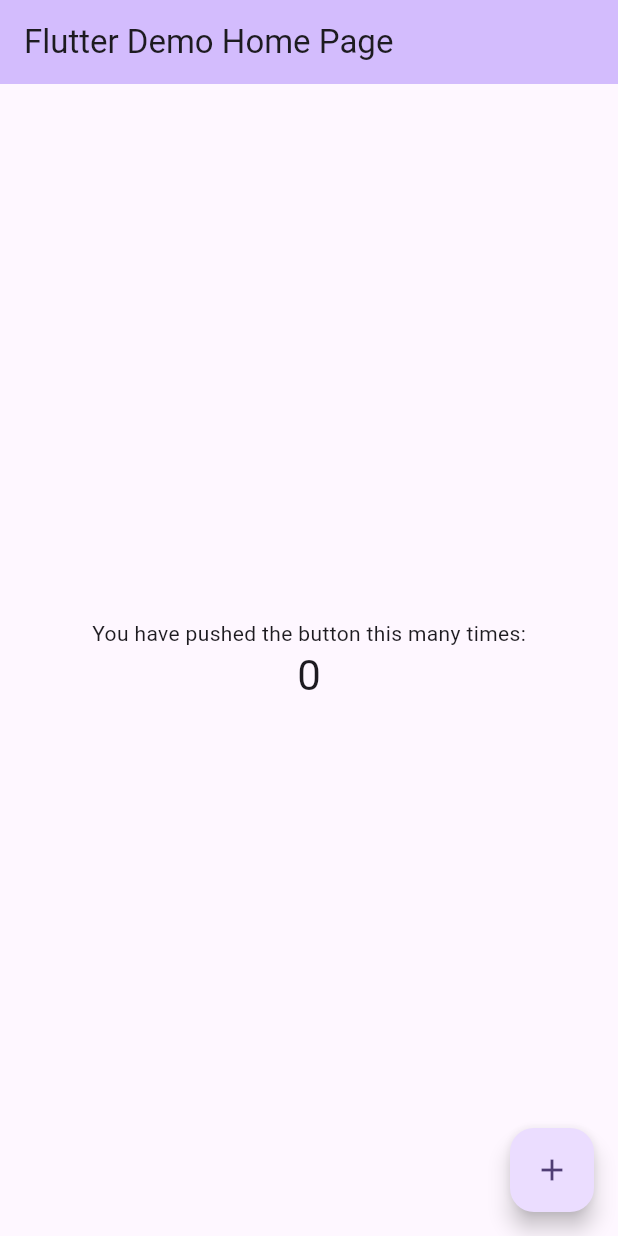
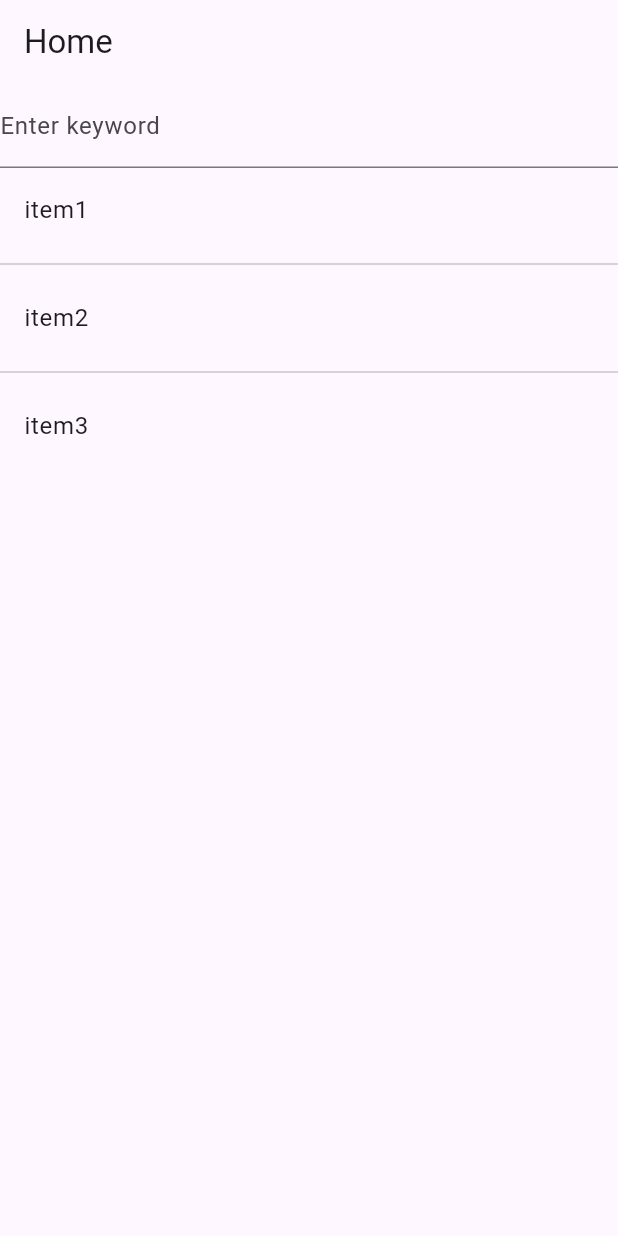
Before and after one commit to yumemi-inc/flutter-engineer-codecheck, a Flutter app: the screen it shows after launch, on a phone screen of 412 x 824 dp. Run offline on Flutter 3.47's test engine with Material 2 defaults, Android fonts, the phone set to English and light mode, and no system bars; our stand-ins replace flutter_riverpod, riverpod_annotation; generated files the repository leaves out were written again.

Commit message:
feat: homepage wireframe

```diff
--- a/lib/app.dart
+++ b/lib/app.dart
@@ -14,7 +14,7 @@ class App extends ConsumerWidget {
     return MaterialApp(
       title: 'Flutter Demo',
       theme: appTheme,
-      home: const HomePage(title: 'Flutter Demo Home Page'),
+      home: const HomePage(),
     );
   }
 }
--- a/lib/ui/home/home_page.dart
+++ b/lib/ui/home/home_page.dart
@@ -1,90 +1,40 @@
 import 'package:flutter/material.dart';
 import 'package:flutter_riverpod/flutter_riverpod.dart';
 
-class HomePage extends ConsumerStatefulWidget {
-  const HomePage({super.key, required this.title});
-
-  // This widget is the home page of your application. It is stateful, meaning
-  // that it has a State object (defined below) that contains fields that affect
-  // how it looks.
-
-  // This class is the configuration for the state. It holds the values (in this
-  // case the title) provided by the parent (in this case the App widget) and
-  // used by the build method of the State. Fields in a Widget subclass are
-  // always marked "final".
-
-  final String title;
+class HomePage extends ConsumerWidget {
+  const HomePage({super.key});
 
   @override
-  ConsumerState<HomePage> createState() => _HomePageState();
-}
+  Widget build(BuildContext context, WidgetRef ref) {
+    // TODO: リポジトリから取得する
+    final listItems = ['item1', 'item2', 'item3'];
 
-class _HomePageState extends ConsumerState<HomePage> {
-  int _counter = 0;
-
-  void _incrementCounter() {
-    setState(() {
-      // This call to setState tells the Flutter framework that something has
-      // changed in this State, which causes it to rerun the build method below
-      // so that the display can reflect the updated values. If we changed
-      // _counter without calling setState(), then the build method would not be
-      // called again, and so nothing would appear to happen.
-      _counter++;
-    });
-  }
-
-  @override
-  Widget build(BuildContext context) {
-    // This method is rerun every time setState is called, for instance as done
-    // by the _incrementCounter method above.
-    //
-    // The Flutter framework has been optimized to make rerunning build methods
-    // fast, so that you can just rebuild anything that needs updating rather
-    // than having to individually change instances of widgets.
     return Scaffold(
       appBar: AppBar(
-        // TRY THIS: Try changing the color here to a specific color (to
-        // Colors.amber, perhaps?) and trigger a hot reload to see the AppBar
-        // change color while the other colors stay the same.
-        backgroundColor: Theme.of(context).colorScheme.inversePrimary,
-        // Here we take the value from the HomePage object that was created by
-        // the App.build method, and use it to set our appbar title.
-        title: Text(widget.title),
+        title: const Text('Home'),
       ),
-      body: Center(
-        // Center is a layout widget. It takes a single child and positions it
-        // in the middle of the parent.
-        child: Column(
-          // Column is also a layout widget. It takes a list of children and
-          // arranges them vertically. By default, it sizes itself to fit its
-          // children horizontally, and tries to be as tall as its parent.
-          //
-          // Column has various properties to control how it sizes itself and
-          // how it positions its children. Here we use mainAxisAlignment to
-          // center the children vertically; the main axis here is the vertical
-          // axis because Columns are vertical (the cross axis would be
-          // horizontal).
-          //
-          // TRY THIS: Invoke "debug painting" (choose the "Toggle Debug Paint"
-          // action in the IDE, or press "p" in the console), to see the
-          // wireframe for each widget.
-          mainAxisAlignment: MainAxisAlignment.center,
-          children: <Widget>[
-            const Text(
-              'You have pushed the button this many times:',
+      body: Column(
+        children: [
+          const TextField(
+            decoration: InputDecoration(
+              labelText: 'Enter keyword',
             ),
-            Text(
-              '$_counter',
-              style: Theme.of(context).textTheme.headlineMedium,
+          ),
+          Expanded(
+            child: ListView.separated(
+              itemBuilder: (context, index) {
+                return ListTile(
+                  title: Text(listItems[index]),
+                );
+              },
+              separatorBuilder: (context, index) {
+                return const Divider();
+              },
+              itemCount: listItems.length,
             ),
-          ],
-        ),
+          ),
+        ],
       ),
-      floatingActionButton: FloatingActionButton(
-        onPressed: _incrementCounter,
-        tooltip: 'Increment',
-        child: const Icon(Icons.add),
-      ), // This trailing comma makes auto-formatting nicer for build methods.
     );
   }
 }
```
